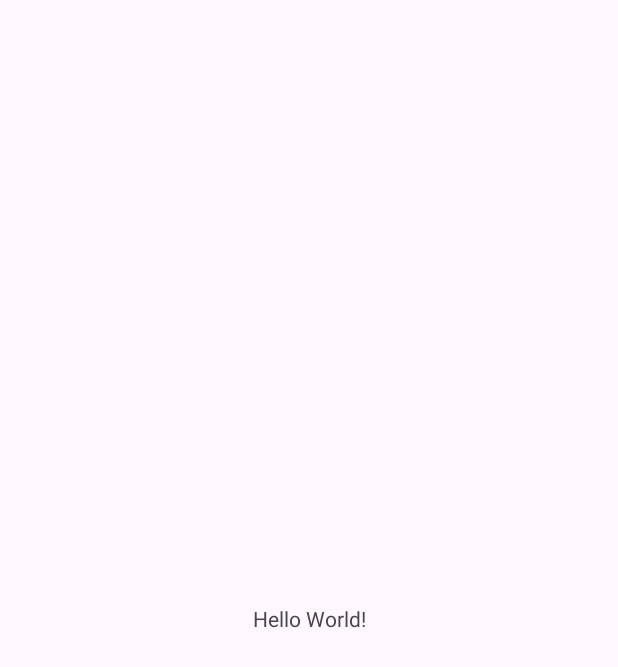
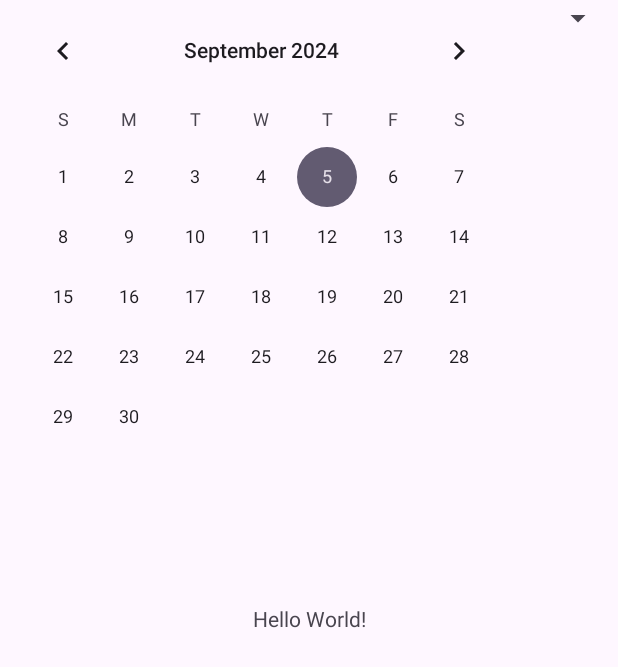
Before and after one commit to t-haruki122/Powerful_Alarm, an Android app: the screen it shows after launch (MainActivity), on a phone screen of 412 x 824 dp. Before the commit the part shown is almost empty. Shown: the top 667 px of the screen. Run offline under Robolectric (Android 15) with nearby library versions, the phone set to English and light mode, and no system bars.

Commit message:
Add some files

```diff
--- a/app/src/main/res/layout/activity_main.xml
+++ b/app/src/main/res/layout/activity_main.xml
@@ -16,4 +16,18 @@
         app:layout_constraintStart_toStartOf="parent"
         app:layout_constraintTop_toTopOf="parent" />
 
+    <CalendarView
+        android:id="@+id/calendarView"
+        android:layout_width="wrap_content"
+        android:layout_height="wrap_content"
+        tools:layout_editor_absoluteX="30dp"
+        tools:layout_editor_absoluteY="375dp" />
+
+    <Spinner
+        android:id="@+id/spinner2"
+        android:layout_width="409dp"
+        android:layout_height="wrap_content"
+        tools:layout_editor_absoluteX="1dp"
+        tools:layout_editor_absoluteY="164dp" />
+
 </androidx.constraintlayout.widget.ConstraintLayout>
```
Also changed, not shown: app/src/main/AndroidManifest.xml (+13 -0 lines), app/src/main/java/jp/ac/meijou/android/powerful_alarm/AlarmDate.java (added, +24 -0 lines), app/src/main/java/jp/ac/meijou/android/powerful_alarm/AlarmSettings.java (added, +24 -0 lines), app/src/main/java/jp/ac/meijou/android/powerful_alarm/AlarmWeather.java (added, +24 -0 lines), app/src/main/java/jp/ac/meijou/android/powerful_alarm/AreaSettings.java (added, +24 -0 lines), app/src/main/res/layout/activity_alarm_date.xml (added, +10 -0 lines), app/src/main/res/layout/activity_alarm_settings.xml (added, +10 -0 lines), app/src/main/res/layout/activity_alarm_weather.xml (added, +10 -0 lines), app/src/main/res/layout/activity_area_settings.xml (added, +10 -0 lines).
